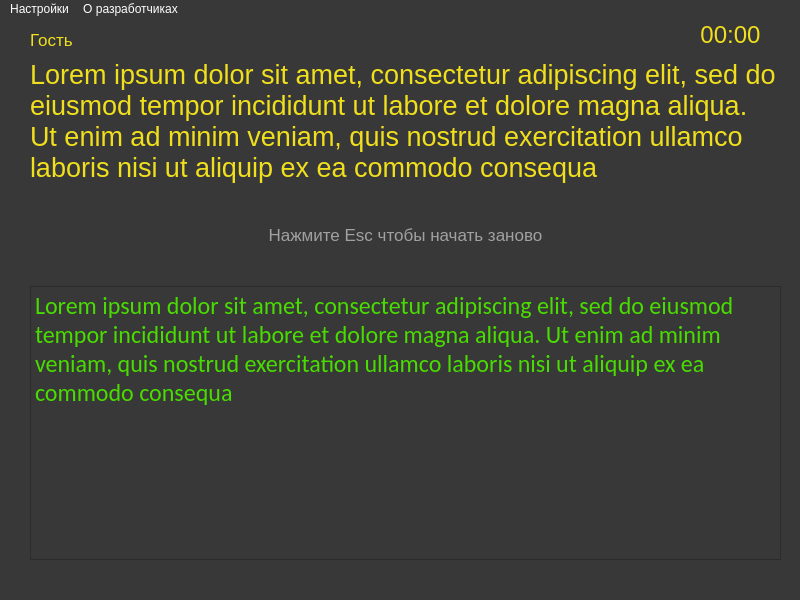
The window that project.ui (Dzhuks/typing_test) describes before a commit, drawn with Qt 5.
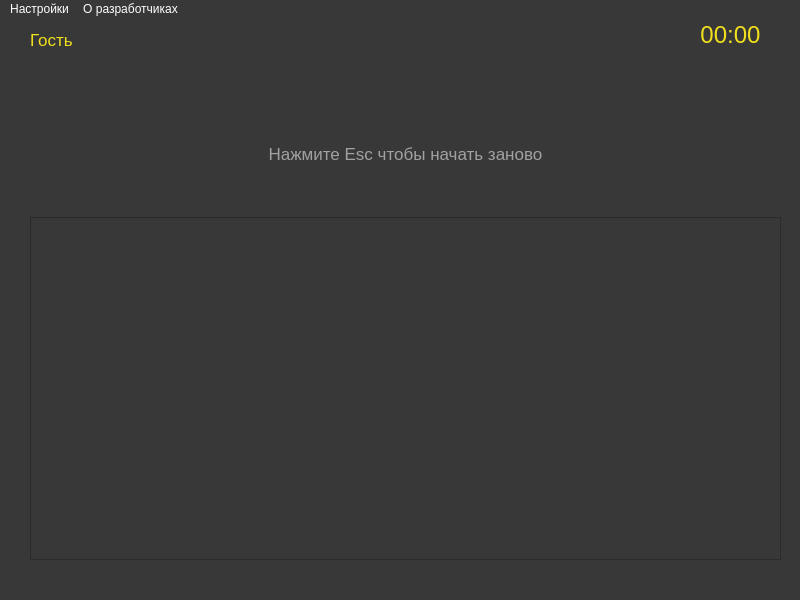
The same window after the commit.

Commit message: Добавление новых тем

```diff
--- a/project.ui
+++ b/project.ui
@@ -48,7 +48,7 @@
 </string>
        </property>
        <property name="text">
-        <string>Lorem ipsum dolor sit amet, consectetur adipiscing elit, sed do eiusmod tempor incididunt ut labore et dolore magna aliqua. Ut enim ad minim veniam, quis nostrud exercitation ullamco laboris nisi ut aliquip ex ea commodo consequa</string>
+        <string/>
        </property>
        <property name="alignment">
         <set>Qt::AlignLeading|Qt::AlignLeft|Qt::AlignTop</set>
@@ -102,7 +102,7 @@
 &lt;html&gt;&lt;head&gt;&lt;meta name=&quot;qrichtext&quot; content=&quot;1&quot; /&gt;&lt;style type=&quot;text/css&quot;&gt;
 p, li { white-space: pre-wrap; }
 &lt;/style&gt;&lt;/head&gt;&lt;body style=&quot; font-family:'Calibri'; font-size:18pt; font-weight:400; font-style:normal;&quot;&gt;
-&lt;p style=&quot; margin-top:0px; margin-bottom:0px; margin-left:0px; margin-right:0px; -qt-block-indent:0; text-indent:0px;&quot;&gt;&lt;span style=&quot; font-family:'MS Shell Dlg 2';&quot;&gt;Lorem ipsum dolor sit amet, consectetur adipiscing elit, sed do eiusmod tempor incididunt ut labore et dolore magna aliqua. Ut enim ad minim veniam, quis nostrud exercitation ullamco laboris nisi ut aliquip ex ea commodo consequa&lt;/span&gt;&lt;/p&gt;&lt;/body&gt;&lt;/html&gt;</string>
+&lt;p style=&quot;-qt-paragraph-type:empty; margin-top:0px; margin-bottom:0px; margin-left:0px; margin-right:0px; -qt-block-indent:0; text-indent:0px;&quot;&gt;&lt;br /&gt;&lt;/p&gt;&lt;/body&gt;&lt;/html&gt;</string>
        </property>
       </widget>
      </item>
```
Left out of the diff: 30 changed lines with no effect on the pictures. The commit also changes 1 other file.
